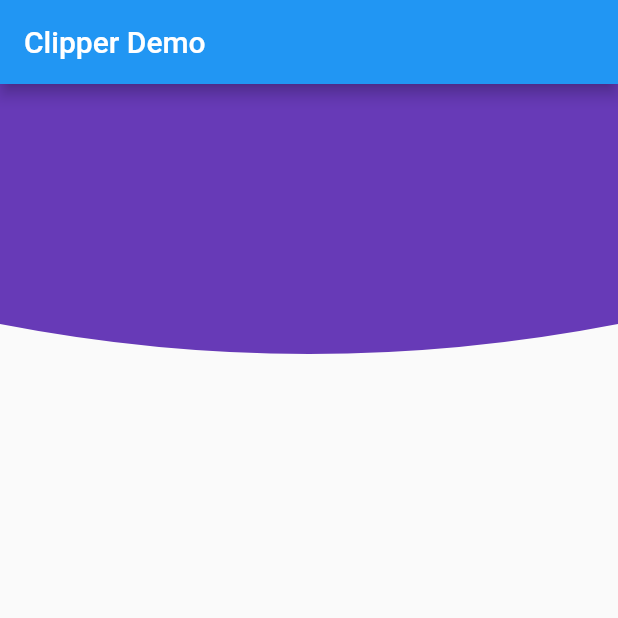
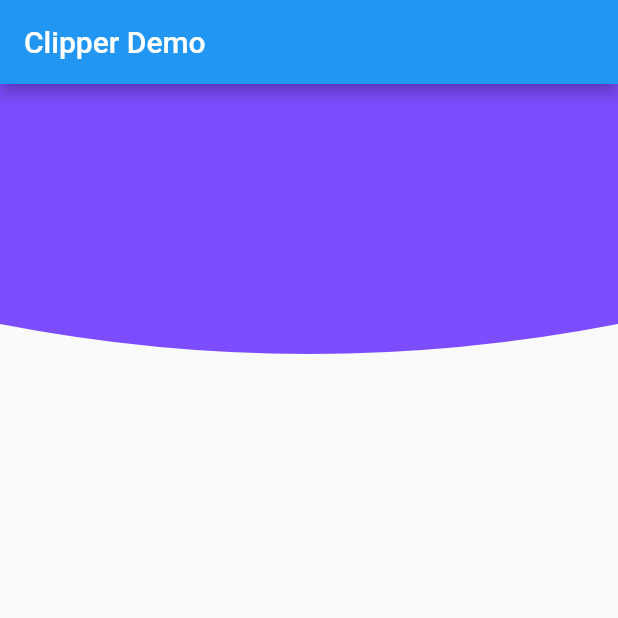
Before and after one commit to lanxuexing/flutter2study, a Flutter app: the screen it shows after launch, on a phone screen of 412 x 824 dp, the top half of it. Run offline on Flutter 3.47's test engine with Material 2 defaults, Android fonts, the phone set to English and light mode, and no system bars.

```diff
--- a/lib/demo10/clipper.dart
+++ b/lib/demo10/clipper.dart
@@ -12,7 +12,7 @@ class ClipperPage extends StatelessWidget {
           ClipPath( // 路径裁切部件
             clipper: MyClipper(),
             child: Container(
-              color: Colors.deepPurple,
+              color: Colors.deepPurpleAccent,
               height: 200.0,
             ),
           )
```
